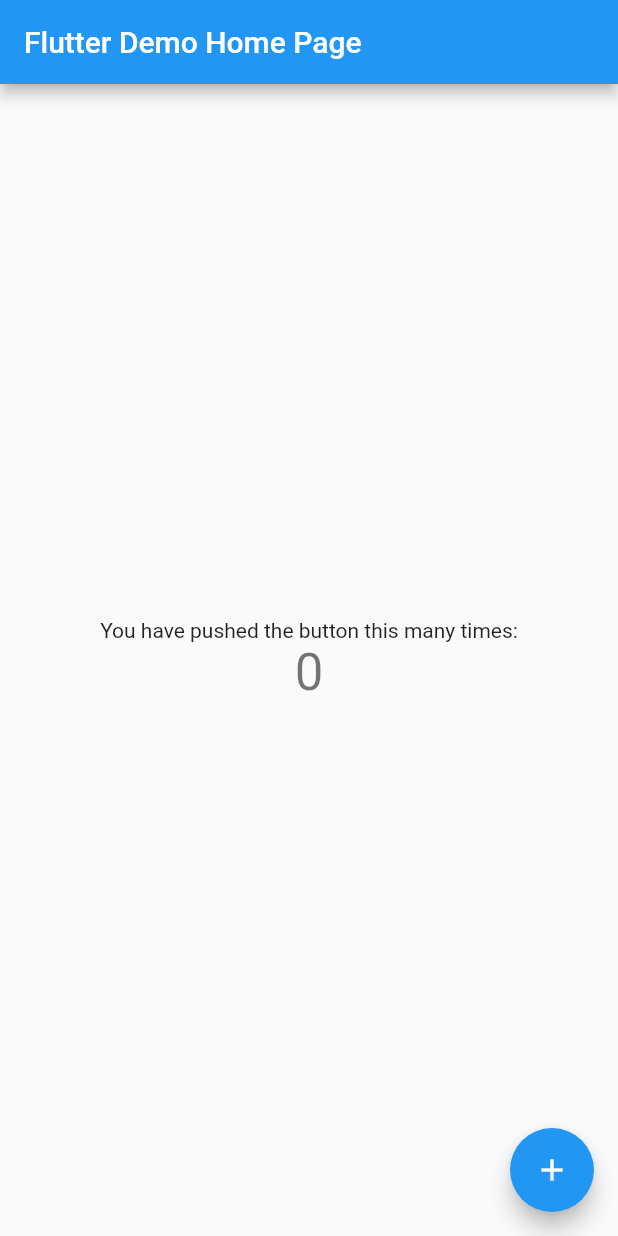
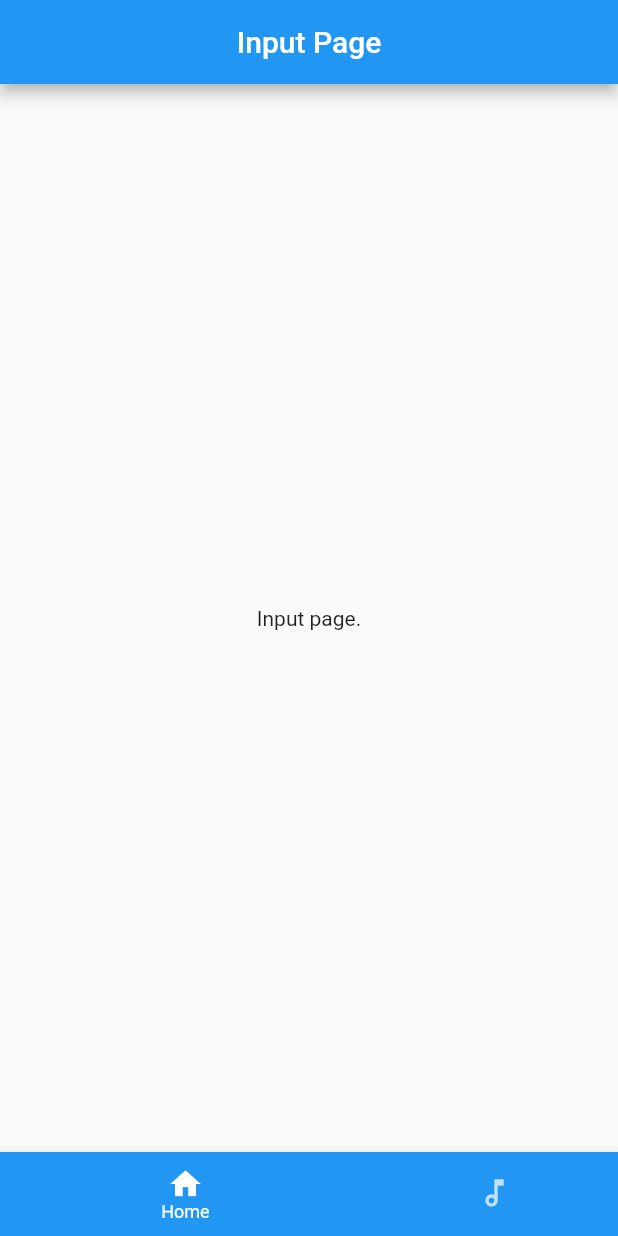
Before and after one commit to InnoSWP/memorizer, a Flutter app: the screen it shows after launch, on a phone screen of 412 x 824 dp. Run offline on Flutter 3.47's test engine with Material 2 defaults, Android fonts, the phone set to English and light mode, and no system bars.

Commit message:
title Text

```diff
--- a/lib/main.dart
+++ b/lib/main.dart
@@ -1,115 +1,61 @@
 import 'package:flutter/material.dart';
+import 'package:memorizer/pages/ScreenAudioPlayer.dart';
+import 'package:memorizer/pages/ScreenInputText.dart';
 
-void main() {
-  runApp(const MyApp());
+void main() =>
+    runApp(MaterialApp(
+      home: Application(),
+    ));
+
+class Application extends StatefulWidget {
+  const Application({Key? key}) : super(key: key);
+
+  @override
+  State<Application> createState() => _ApplicationState();
 }
 
-class MyApp extends StatelessWidget {
-  const MyApp({Key? key}) : super(key: key);
+class _ApplicationState extends State<Application> {
+  int menuCurrentIndex = 0;
+  final screens = [
+    InputText(),
+    AudioPlayerOur(),
+  ];
 
-  // This widget is the root of your application.
-  @override
-  Widget build(BuildContext context) {
-    return MaterialApp(
-      title: 'Flutter AAAAAAAAAAAAAAAAAAAAAA',
-      theme: ThemeData(
-        // This is the theme of your application.
-        //
-        // Try running your application with "flutter run". You'll see the
-        // application has a blue toolbar. Then, without quitting the app, try
-        // changing the primarySwatch below to Colors.green and then invoke
-        // "hot reload" (press "r" in the console where you ran "flutter run",
-        // or simply save your changes to "hot reload" in a Flutter IDE).
-        // Notice that the counter didn't reset back to zero; the application
-        // is not restarted.
-        primarySwatch: Colors.blue,
-      ),
-      home: const MyHomePage(title: 'Flutter Demo Home Page'),
-    );
-  }
-}
-
-class MyHomePage extends StatefulWidget {
-  const MyHomePage({Key? key, required this.title}) : super(key: key);
-
-  // This widget is the home page of your application. It is stateful, meaning
-  // that it has a State object (defined below) that contains fields that affect
-  // how it looks.
-
-  // This class is the configuration for the state. It holds the values (in this
-  // case the title) provided by the parent (in this case the App widget) and
-  // used by the build method of the State. Fields in a Widget subclass are
-  // always marked "final".
-
-  final String title;
 
   @override
-  State<MyHomePage> createState() => _MyHomePageState();
-}
-
-class _MyHomePageState extends State<MyHomePage> {
-  int _counter = 0;
-
-  void _incrementCounter() {
-    setState(() {
-      // This call to setState tells the Flutter framework that something has
-      // changed in this State, which causes it to rerun the build method below
-      // so that the display can reflect the updated values. If we changed
-      // _counter without calling setState(), then the build method would not be
-      // called again, and so nothing would appear to happen.
-      _counter++;
-    });
-  }
-
-  @override
-  Widget build(BuildContext context) {
-    // This method is rerun every time setState is called, for instance as done
-    // by the _incrementCounter method above.
-    //
-    // The Flutter framework has been optimized to make rerunning build methods
-    // fast, so that you can just rebuild anything that needs updating rather
-    // than having to individually change instances of widgets.
-    return Scaffold(
-      appBar: AppBar(
-        // Here we take the value from the MyHomePage object that was created by
-        // the App.build method, and use it to set our appbar title.
-        title: Text(widget.title),
-      ),
-      body: Center(
-        // Center is a layout widget. It takes a single child and positions it
-        // in the middle of the parent.
-        child: Column(
-          // Column is also a layout widget. It takes a list of children and
-          // arranges them vertically. By default, it sizes itself to fit its
-          // children horizontally, and tries to be as tall as its parent.
-          //
-          // Invoke "debug painting" (press "p" in the console, choose the
-          // "Toggle Debug Paint" action from the Flutter Inspector in Android
-          // Studio, or the "Toggle Debug Paint" command in Visual Studio Code)
-          // to see the wireframe for each widget.
-          //
-          // Column has various properties to control how it sizes itself and
-          // how it positions its children. Here we use mainAxisAlignment to
-          // center the children vertically; the main axis here is the vertical
-          // axis because Columns are vertical (the cross axis would be
-          // horizontal).
-          mainAxisAlignment: MainAxisAlignment.center,
-          children: <Widget>[
-            const Text(
-              'You have pushed the button this many times:',
+  Widget build(BuildContext context) =>
+      Scaffold(
+        bottomNavigationBar: BottomNavigationBar(
+          backgroundColor: Colors.blue,
+          selectedItemColor: Colors.white,
+          unselectedItemColor: Colors.white70,
+          selectedFontSize: 12,
+          unselectedFontSize: 9,
+          showUnselectedLabels: false,
+          type: BottomNavigationBarType.shifting,
+          currentIndex: menuCurrentIndex,
+          onTap: (index) => setState(() => menuCurrentIndex = index),
+          items: const [
+            BottomNavigationBarItem(
+              icon: Icon(Icons.home),
+              label: "Home",
+              backgroundColor: Colors.blue,
             ),
-            Text(
-              '$_counter',
-              style: Theme.of(context).textTheme.headline4,
+            BottomNavigationBarItem(
+              icon: Icon(Icons.audiotrack_outlined),
+              label: "Audio",
+              backgroundColor: Colors.green,
             ),
           ],
         ),
-      ),
-      floatingActionButton: FloatingActionButton(
-        onPressed: _incrementCounter,
-        tooltip: 'Increment',
-        child: const Icon(Icons.add),
-      ), // This trailing comma makes auto-formatting nicer for build methods.
-    );
-  }
+        appBar: AppBar(
+          title:
+          Text(menuCurrentIndex == 0 ? "Input Page" : "Audio Player Page"),
+          centerTitle: true,
+        ),
+        body: IndexedStack(
+          index: menuCurrentIndex,
+          children: screens,
+        ),
+      );
 }
--- /dev/null
+++ b/lib/pages/ScreenAudioPlayer.dart
@@ -0,0 +1,19 @@
+import 'package:flutter/cupertino.dart';
+import 'package:flutter/material.dart';
+
+class AudioPlayerOur extends StatefulWidget {
+  const AudioPlayerOur({Key? key}) : super(key: key);
+
+  @override
+  State<AudioPlayerOur> createState() => _AudioPlayerOurState();
+}
+
+class _AudioPlayerOurState extends State<AudioPlayerOur> {
+  @override
+  Widget build(BuildContext context) {
+    return Container(
+      alignment: Alignment.center,
+      child: Text("Audio Player page."),
+    );
+  }
+}
--- /dev/null
+++ b/lib/pages/ScreenInputText.dart
@@ -0,0 +1,19 @@
+import 'package:flutter/cupertino.dart';
+import 'package:flutter/material.dart';
+
+class InputText extends StatefulWidget {
+  const InputText({Key? key}) : super(key: key);
+
+  @override
+  State<InputText> createState() => _InputTextState();
+}
+
+class _InputTextState extends State<InputText> {
+  @override
+  Widget build(BuildContext context) {
+    return Container(
+      alignment: Alignment.center,
+      child: Text("Input page."),
+    );
+  }
+}
```
Also changed, not shown: 1 other file.
